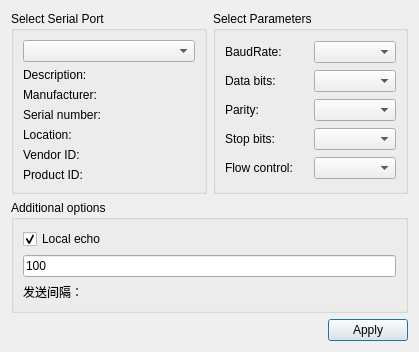
First picture: the form in src/settingsdialog.ui, repository money0534/Notepad_QtCLion, before the edit.
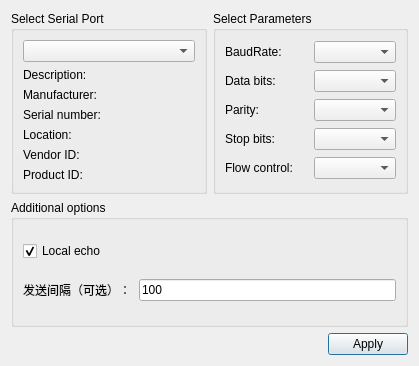
Second picture: the form after the edit.

Commit message: 间隔解析完成

Patch:
```diff
--- a/src/settingsdialog.ui
+++ b/src/settingsdialog.ui
@@ -7,7 +7,7 @@
     <x>0</x>
     <y>0</y>
     <width>419</width>
-    <height>316</height>
+    <height>366</height>
    </rect>
   </property>
   <property name="windowTitle">
@@ -168,21 +168,25 @@
        </widget>
       </item>
       <item>
+       <layout class="QHBoxLayout" name="horizontalLayout_2" stretch="3,7">
+        <item>
+         <widget class="QLabel" name="label">
+          <property name="text">
+           <string>发送间隔（可选）：</string>
+          </property>
+         </widget>
+        </item>
+        <item>
        <widget class="QLineEdit" name="leSendInterval">
         <property name="text">
          <string>100</string>
         </property>
         <property name="placeholderText">
-         <string>仿真发送间隔，默认100ms</string>
+           <string>报文发送间隔，默认100ms</string>
         </property>
        </widget>
       </item>
-      <item>
-       <widget class="QLabel" name="label">
-        <property name="text">
-         <string>发送间隔：</string>
-        </property>
-       </widget>
+       </layout>
       </item>
      </layout>
     </widget>
```
Lines whose indentation alone changed are shown as unchanged. The commit also changes 5 other files.
